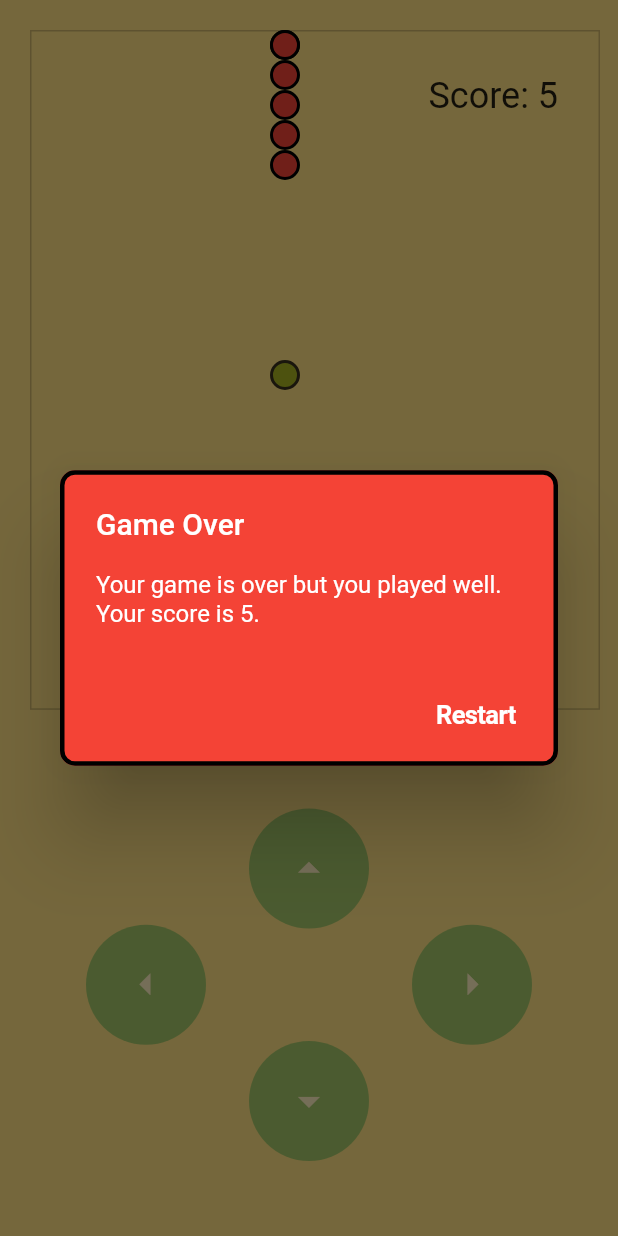
After one commit to rohan165-boop/e-commerse, a Flutter app: the GamePage screen opened directly, after a tap on the "arrow left" icon, on a phone screen of 412 x 824 dp. The commit adds this screen. Run offline on Flutter 3.47's test engine with Material 2 defaults, Android fonts, the phone set to English and light mode, and no system bars; our stand-ins replace audioplayers, google_nav_bar; project files that could hold a hidden picture were left out.

Commit message:
snake game

```diff
--- a/lib/features/home_page/view/home_screen.dart
+++ b/lib/features/home_page/view/home_screen.dart
@@ -2,6 +2,7 @@ import 'package:ecommerse/custom_ticket_ui/ticket_homepage.dart';
 import 'package:ecommerse/flight_survay/flight_survay.dart';
 import 'package:ecommerse/piano_tile/piano_home.dart';
 import 'package:ecommerse/route_transition/firt_page.dart';
+import 'package:ecommerse/snake_game.dart/game.dart';
 import 'package:ecommerse/sy_expedition_travel_challenge/main_page.dart';
 import 'package:ecommerse/ui_chalange/ui_home.dart';
 import 'package:ecommerse/weather/ui/weather_home.dart';
@@ -76,6 +77,14 @@ class HomeScreen extends StatelessWidget {
                     }),
                   ));
                 }),
+
+                CupertinoButton(
+                color: Colors.cyan,
+                child: const Text("Snack Game"),
+                onPressed: () {
+                  Navigator.of(context).push(MaterialPageRoute(
+                      builder: (context) => const GamePage()));
+                }),
           ],
         ));
   }
--- /dev/null
+++ b/lib/snake_game.dart/control_button.dart
@@ -0,0 +1,27 @@
+import 'package:flutter/material.dart';
+
+class ControlButton extends StatelessWidget {
+  final Function()? onPressed;
+  final Icon? icon;
+
+  const ControlButton({Key? key, this.onPressed, this.icon}) : super(key: key);
+
+  @override
+  Widget build(BuildContext context) {
+    return Opacity(
+      opacity: 0.5,
+      child: SizedBox(
+        width: 80.0,
+        height: 80.0,
+        child: FittedBox(
+          child: FloatingActionButton(
+            backgroundColor: Colors.green,
+            elevation: 0.0,
+            onPressed: onPressed,
+            child: icon,
+          ),
+        ),
+      ),
+    );
+  }
+}
--- /dev/null
+++ b/lib/snake_game.dart/control_panel.dart
@@ -0,0 +1,75 @@
+import 'package:ecommerse/snake_game.dart/control_button.dart';
+import 'package:flutter/material.dart';
+
+import 'direction.dart';
+
+class ControlPanel extends StatelessWidget {
+  final void Function(Direction direction) onTapped;
+
+  const ControlPanel({Key? key, required this.onTapped}) : super(key: key);
+
+  @override
+  Widget build(BuildContext context) {
+    return Positioned(
+      left: 0.0,
+      right: 0.0,
+      bottom: 50.0,
+      child: Row(
+        mainAxisAlignment: MainAxisAlignment.spaceAround,
+        children: [
+          Expanded(
+            child: Row(
+              children: [
+                Expanded(
+                  child: Container(),
+                ),
+                ControlButton(
+                  icon: const Icon(Icons.arrow_left),
+                  onPressed: () {
+                    onTapped(Direction.left);
+                  },
+                ),
+              ],
+            ),
+          ),
+          Expanded(
+            child: Column(
+              children: [
+                ControlButton(
+                  icon: const Icon(Icons.arrow_drop_up_sharp),
+                  onPressed: () {
+                    onTapped(Direction.up);
+                  },
+                ),
+                const SizedBox(
+                  height: 75.0,
+                ),
+                ControlButton(
+                  icon: const Icon(Icons.arrow_drop_down_sharp),
+                  onPressed: () {
+                    onTapped(Direction.down);
+                  },
+                ),
+              ],
+            ),
+          ),
+          Expanded(
+            child: Row(
+              children: [
+                ControlButton(
+                  icon: const Icon(Icons.arrow_right),
+                  onPressed: () {
+                    onTapped(Direction.right);
+                  },
+                ),
+                Expanded(
+                  child: Container(),
+                ),
+              ],
+            ),
+          ),
+        ],
+      ),
+    );
+  }
+}
--- /dev/null
+++ b/lib/snake_game.dart/direction.dart
@@ -0,0 +1,6 @@
+enum Direction {
+  up,
+  right,
+  down,
+  left,
+}
--- /dev/null
+++ b/lib/snake_game.dart/direction_type.dart
@@ -0,0 +1,4 @@
+enum DirectionType {
+  horizontal,
+  vertical,
+}
--- /dev/null
+++ b/lib/snake_game.dart/game.dart
@@ -0,0 +1,300 @@
+// ignore_for_file: library_private_types_in_public_api
+
+import 'dart:async';
+import 'dart:math';
+
+import 'package:flutter/cupertino.dart';
+import 'package:flutter/material.dart';
+
+import 'control_panel.dart';
+import 'direction.dart';
+import 'direction_type.dart';
+import 'piece.dart';
+
+class GamePage extends StatefulWidget {
+  const GamePage({super.key});
+
+  @override
+  _GamePageState createState() => _GamePageState();
+}
+
+class _GamePageState extends State<GamePage> {
+  List<Offset> positions = [];
+  int length = 5;
+  int step = 20;
+  Direction direction = Direction.right;
+
+  Piece? food;
+  Offset? foodPosition;
+
+  double? screenWidth;
+  double? screenHeight;
+  int? lowerBoundX, upperBoundX, lowerBoundY, upperBoundY;
+
+  Timer? timer;
+  double speed = 1;
+
+  int score = 0;
+
+  void draw() async {
+    if (positions.isEmpty) {
+      positions.add(getRandomPositionWithinRange());
+    }
+
+    while (length > positions.length) {
+      positions.add(positions[positions.length - 1]);
+    }
+
+    for (int i = positions.length - 1; i > 0; i--) {
+      positions[i] = positions[i - 1];
+    }
+    positions[0] = (await getNextPosition(positions[0]))!;
+  }
+
+  Direction getRandomDirection([DirectionType? type]) {
+    if (type == DirectionType.horizontal) {
+      bool random = Random().nextBool();
+      if (random) {
+        return Direction.right;
+      } else {
+        return Direction.left;
+      }
+    } else if (type == DirectionType.vertical) {
+      bool random = Random().nextBool();
+      if (random) {
+        return Direction.up;
+      } else {
+        return Direction.down;
+      }
+    } else {
+      int random = Random().nextInt(4);
+      return Direction.values[random];
+    }
+  }
+
+  Offset getRandomPositionWithinRange() {
+    int posX = Random().nextInt(upperBoundX!) + lowerBoundX!;
+    int posY = Random().nextInt(upperBoundY!) + lowerBoundY!;
+    return Offset(roundToNearestTens(posX).toDouble(), roundToNearestTens(posY).toDouble());
+  }
+
+  bool detectCollision(Offset position) {
+    if (position.dx >= upperBoundX! && direction == Direction.right) {
+      return true;
+    } else if (position.dx <= lowerBoundX! && direction == Direction.left) {
+      return true;
+    } else if (position.dy >= upperBoundY! && direction == Direction.down) {
+      return true;
+    } else if (position.dy <= lowerBoundY! && direction == Direction.up) {
+      return true;
+    }
+
+    return false;
+  }
+
+  void showGameOverDialog() {
+    showDialog(
+      barrierDismissible: false,
+      context: context,
+      builder: (ctx) {
+        return AlertDialog(
+          backgroundColor: Colors.red,
+          shape: const RoundedRectangleBorder(
+              side: BorderSide(
+                color: Colors.black,
+                width: 3.0,
+              ),
+              borderRadius: BorderRadius.all(Radius.circular(10.0))),
+          title: const Text(
+            "Game Over",
+            style: TextStyle(color: Colors.white),
+          ),
+          content: Text(
+            "Your game is over but you played well. Your score is $score.",
+            style: const TextStyle(color: Colors.white),
+          ),
+          actions: [
+            CupertinoButton(
+              onPressed: () async {
+                Navigator.of(context).pop();
+                restart();
+              },
+              child: const Text(
+                "Restart",
+                style: TextStyle(color: Colors.white, fontWeight: FontWeight.bold),
+              ),
+            ),
+          ],
+        );
+      },
+    );
+  }
+
+  Future<Offset?> getNextPosition(Offset position) async {
+    Offset? nextPosition;
+
+    if (detectCollision(position) == true) {
+      if (timer != null && timer!.isActive) timer!.cancel();
+      await Future.delayed(const Duration(milliseconds: 500), () => showGameOverDialog());
+      return position;
+    }
+
+    if (direction == Direction.right) {
+      nextPosition = Offset(position.dx + step, position.dy);
+    } else if (direction == Direction.left) {
+      nextPosition = Offset(position.dx - step, position.dy);
+    } else if (direction == Direction.up) {
+      nextPosition = Offset(position.dx, position.dy - step);
+    } else if (direction == Direction.down) {
+      nextPosition = Offset(position.dx, position.dy + step);
+    }
+
+    return nextPosition!;
+  }
+
+  void drawFood() {
+    foodPosition ??= getRandomPositionWithinRange();
+
+    if (foodPosition == positions[0]) {
+      length++;
+      speed = speed + 0.25;
+      score = score + 5;
+      changeSpeed();
+
+      foodPosition = getRandomPositionWithinRange();
+    }
+
+    food = Piece(
+      posX: foodPosition!.dx.toInt(),
+      posY: foodPosition!.dy.toInt(),
+      size: step,
+      color: const Color(0XFF8EA604),
+      isAnimated: true,
+    );
+  }
+
+  List<Piece> getPieces() {
+    List<Piece> pieces = [];
+    draw();
+    drawFood();
+
+    for (int i = 0; i < length; ++i) {
+      if (i >= positions.length) {
+        continue;
+      }
+
+      pieces.add(
+        Piece(
+          posX: positions[i].dx.toInt(),
+          posY: positions[i].dy.toInt(),
+          size: step,
+          color: Colors.red,
+        ),
+      );
+    }
+
+    return pieces;
+  }
+
+  Widget getControls() {
+    return ControlPanel(
+      onTapped: (Direction newDirection) {
+        direction = newDirection;
+      },
+    );
+  }
+
+  int roundToNearestTens(int num) {
+    int divisor = step;
+    int output = (num ~/ divisor) * divisor;
+    if (output == 0) {
+      output += step;
+    }
+    return output;
+  }
+
+  void changeSpeed() {
+    if (timer != null && timer!.isActive) timer!.cancel();
+
+    // if you want timer to tick at fixed duration.
+    timer = Timer.periodic(Duration(milliseconds: 200 ~/ speed), (timer) {
+      setState(() {});
+    });
+  }
+
+  Widget getScore() {
+    return Positioned(
+      top: 50.0,
+      right: 40.0,
+      child: Text(
+        "Score: $score",
+        style: const TextStyle(fontSize: 24.0),
+      ),
+    );
+  }
+
+  void restart() {
+    score = 0;
+    length = 5;
+    positions = [];
+    direction = getRandomDirection();
+    speed = 1;
+    changeSpeed();
+  }
+
+  Widget getPlayAreaBorder() {
+    return Positioned(
+      top: lowerBoundY!.toDouble(),
+      left: lowerBoundX!.toDouble(),
+      child: Container(
+        width: (upperBoundX! - lowerBoundX! + step).toDouble(),
+        // height: (upperBoundY! - lowerBoundY! + step).toDouble(),
+        height: MediaQuery.of(context).size.height * 0.55,
+        decoration: BoxDecoration(
+          border: Border.all(
+            color: Colors.black.withOpacity(0.2),
+            style: BorderStyle.solid,
+            width: 1.0,
+          ),
+        ),
+      ),
+    );
+  }
+
+  @override
+  void initState() {
+    super.initState();
+
+    restart();
+  }
+
+  @override
+  Widget build(BuildContext context) {
+    screenWidth = MediaQuery.of(context).size.width;
+    screenHeight = MediaQuery.of(context).size.height;
+
+    lowerBoundX = step;
+    lowerBoundY = step;
+    upperBoundX = roundToNearestTens(screenWidth!.toInt() - step);
+    upperBoundY = roundToNearestTens(screenHeight!.toInt() - step);
+
+    return Scaffold(
+      body: SafeArea(
+        child: Container(
+          color: Colors.amber.shade200,
+          child: Stack(
+            children: [
+              getPlayAreaBorder(),
+              Stack(
+                children: getPieces(),
+              ),
+              food!,
+              getControls(),
+              getScore(),
+            ],
+          ),
+        ),
+      ),
+    );
+  }
+}
--- /dev/null
+++ b/lib/snake_game.dart/piece.dart
@@ -0,0 +1,76 @@
+// ignore_for_file: library_private_types_in_public_api
+
+import 'package:flutter/material.dart';
+
+class Piece extends StatefulWidget {
+  final int? posX, posY;
+  final int? size;
+  final Color color;
+  final bool isAnimated;
+
+  const Piece(
+      {Key? key,
+      this.posX,
+      this.posY,
+      this.size,
+      this.color = const Color(0XFFBF3100),
+      this.isAnimated = false})
+      : super(key: key);
+
+  @override
+  _PieceState createState() => _PieceState();
+}
+
+class _PieceState extends State<Piece> with SingleTickerProviderStateMixin {
+  late AnimationController _animationController;
+
+  @override
+  void initState() {
+    super.initState();
+    _animationController = AnimationController(
+      lowerBound: 0.25,
+      upperBound: 1.0,
+      duration: const Duration(milliseconds: 1000),
+      vsync: this,
+    );
+    _animationController.addStatusListener((status) {
+      if (status == AnimationStatus.completed) {
+        _animationController.reset();
+      } else if (status == AnimationStatus.dismissed) {
+        _animationController.forward();
+      }
+    });
+
+    _animationController.forward();
+  }
+
+  @override
+  void dispose() {
+    _animationController.dispose();
+    super.dispose();
+  }
+
+  @override
+  Widget build(BuildContext context) {
+    return Positioned(
+      left: widget.posX!.toDouble(),
+      top: widget.posY!.toDouble(),
+      child: Opacity(
+        opacity: widget.isAnimated ? _animationController.value : 1.0,
+        child: Container(
+          width: widget.size!.toDouble(),
+          height: widget.size!.toDouble(),
+          decoration: BoxDecoration(
+            color: widget.color,
+            borderRadius: BorderRadius.all(
+              Radius.circular(
+                widget.size!.toDouble(),
+              ),
+            ),
+            border: Border.all(color: Colors.black, width: 2.0),
+          ),
+        ),
+      ),
+    );
+  }
+}
```
